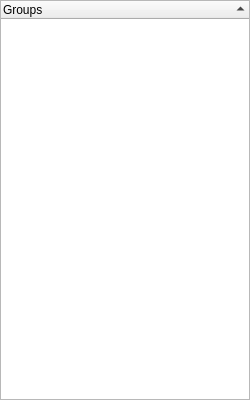
Above: src/desktop/groupbrowserwidget.ui from petroules/silverlock before the change. Below: the same form after it.
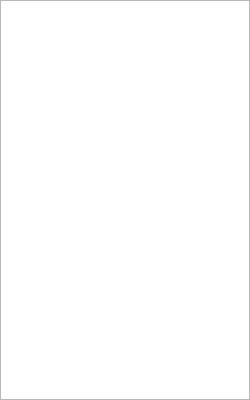
That is the form after the change.

```diff
--- a/src/desktop/groupbrowserwidget.ui
+++ b/src/desktop/groupbrowserwidget.ui
@@ -31,6 +31,9 @@
      <property name="sortingEnabled">
       <bool>true</bool>
      </property>
+     <attribute name="headerVisible">
+      <bool>false</bool>
+     </attribute>
      <column>
       <property name="text">
        <string notr="true">Groups</string>
```
